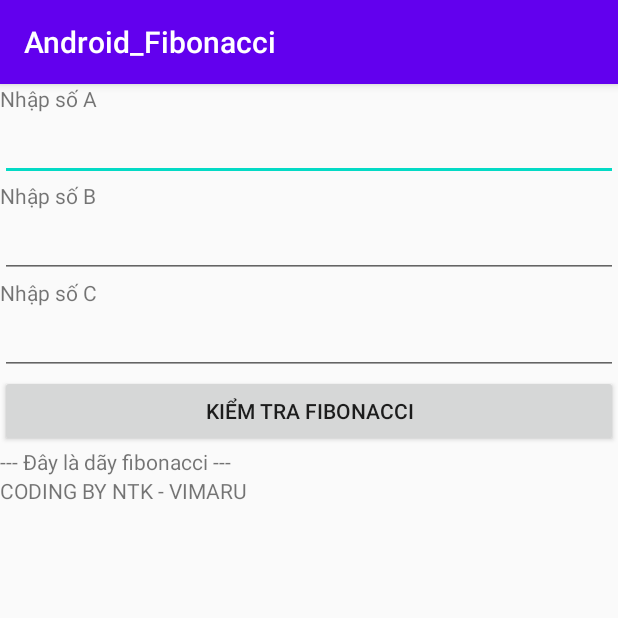
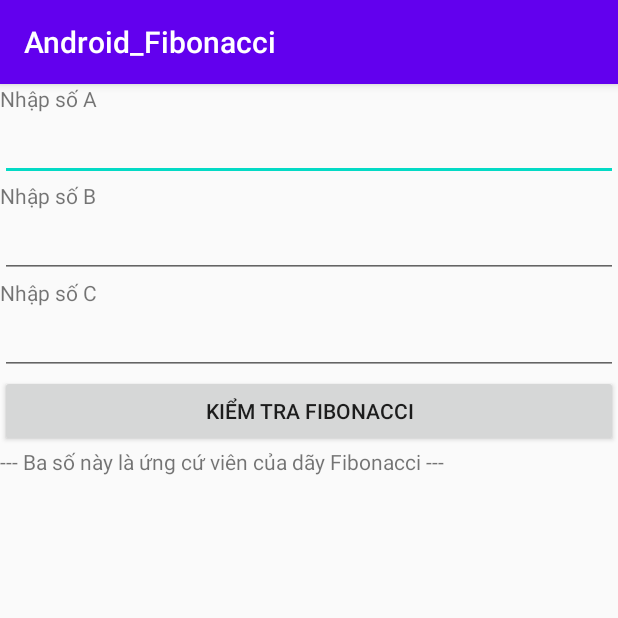
Before and after one commit to KienMIC/ANDROID_DEV_FIBONACCI, an Android app: the screen it shows after launch (MainActivity), after a tap on "KIỂM TRA FIBONACCI", on a phone screen of 412 x 824 dp, the top half of it. Run offline under Robolectric (Android 15) with nearby library versions, the phone set to English and light mode, and no system bars; 3 statements that could not run were skipped.

```diff
--- a/app/src/main/java/com/example/android_fibonacci/MainActivity.java
+++ b/app/src/main/java/com/example/android_fibonacci/MainActivity.java
@@ -23,7 +23,6 @@ public class MainActivity extends AppCompatActivity {
         Toast toast = Toast.makeText(this.getApplicationContext(),"Cảm ơn bạn đã sử dụng ứng dụng !",Toast.LENGTH_SHORT);
         toast.show();
 
-        Context context = this.getApplicationContext();
     }
 
     private void RegisterControlAndEvent(){
@@ -45,11 +44,15 @@ public class MainActivity extends AppCompatActivity {
                 int A = Integer.parseInt(txtA.getText().toString());
                 int B = Integer.parseInt(txtB.getText().toString());
                 int C = Integer.parseInt(txtC.getText().toString());
-                if(Fibonacci(A,B,C)) {
-                    lbKetQua.setText("--- Đây là dãy fibonacci ---");
+                if (!checkFibo(A))
+                    lbKetQua.setText("Số A bạn đã nhập không phái số thuộc dãy Fibonacci");
+                else if(!checkFibo(B))
+                    lbKetQua.setText("Số B bạn đã nhập không phải số thuộc dãy Fibonacci");
+                else if(Fibonacci(A,B,C)) {
+                    lbKetQua.setText("--- Ba số này là ứng cứ viên của dãy Fibonacci ---");
                 }
                 else
-                    lbKetQua.setText("--- Đây không phải dãy fibonacci ---");
+                    lbKetQua.setText("--- Ba số này không phải là ứng cứ viên của dãy Fibonacci ---");
 
             }
         });
@@ -62,4 +65,23 @@ public class MainActivity extends AppCompatActivity {
         }
         return false;
     }
+
+    private boolean checkFibo( int ele ){
+        int fn1, fn2, fn;
+        fn1 = 0;
+        fn2 = 1;
+        if( ele == fn1 || ele == fn2 )
+            return true;
+        else{
+            while( true ){
+                fn = fn1 + fn2;
+                fn1 = fn2;
+                fn2 = fn;
+                if( ele == fn )
+                    return true;
+                if( ele < fn )
+                    return false;
+            }
+        }
+    }
 }
--- a/app/src/main/res/layout/activity_main.xml
+++ b/app/src/main/res/layout/activity_main.xml
@@ -57,9 +57,4 @@
         android:layout_width="match_parent"
         android:layout_height="wrap_content" />
 
-    <TextView
-        android:id="@+id/textView5"
-        android:layout_width="match_parent"
-        android:layout_height="wrap_content"
-        android:text="CODING BY NTK - VIMARU" />
 </LinearLayout>
```
